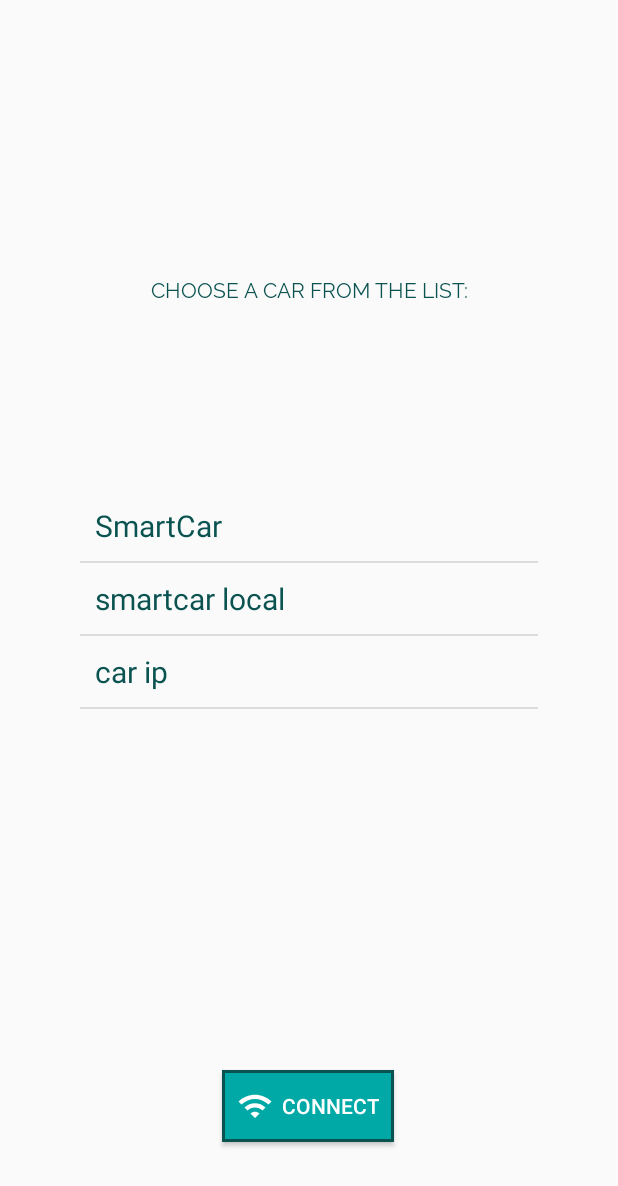
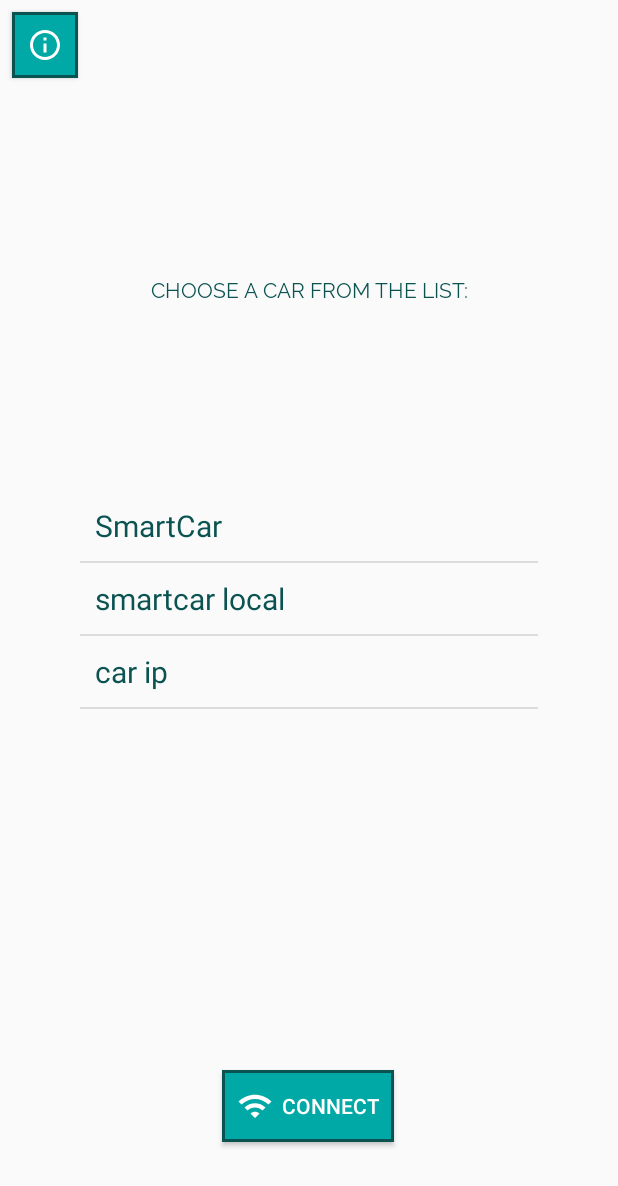
Before and after one commit to DIT112-V20/group-04, an Android app: the screen it shows after launch (CarSelect), on a phone screen of 412 x 824 dp. Shown: the top 1186 px of the screen. Run offline under Robolectric (Android 15) with nearby library versions, the phone set to English and light mode, and no system bars.

Commit message:
Remove and refactor resources
Remove unused string
Rename drawable vector

Contributors:
@SandraSmolerEisenberg
@Enilo

```diff
--- a/app/src/main/res/layout/car_select.xml
+++ b/app/src/main/res/layout/car_select.xml
@@ -29,7 +29,7 @@
         app:layout_constraintStart_toStartOf="parent"
         app:layout_constraintTop_toTopOf="parent"
         app:layout_constraintVertical_bias="0.919"
-        android:drawableLeft="@drawable/ic_wifi_black_24dp"
+        android:drawableLeft="@drawable/ic_wifi_white_24dp"
         style="@style/standardButton"/>
 
     <ListView
@@ -43,4 +43,15 @@
         app:layout_constraintStart_toStartOf="parent"
         app:layout_constraintTop_toTopOf="parent"
         app:layout_constraintVertical_bias="0.635" />
+
+    <Button
+        android:id="@+id/infoButton"
+        style="@style/standardButton"
+        android:layout_width="44dp"
+        android:layout_height="44dp"
+        android:drawableStart="@drawable/ic_info_outline_white_24dp"
+        app:layout_constraintStart_toStartOf="parent"
+        app:layout_constraintTop_toTopOf="parent"
+        android:layout_marginStart="8dp"
+        android:layout_marginTop="8dp"/>
 </androidx.constraintlayout.widget.ConstraintLayout>
--- a/app/src/main/res/values/strings.xml
+++ b/app/src/main/res/values/strings.xml
@@ -4,7 +4,6 @@
     <string name="connect_to_car_text">CONNECT</string>
     <string name="voice_control">Voice Control</string>
     <string name="manual_control">Manual Control</string>
-    <string name="guide_button">Guide</string>
     <string name="guide_text">The SmartCar is able to understand you, try to steer it with your voice!\n\n
         The SmartCar can:\n
         - Move forward\n
```
Also changed, not shown: app/src/main/res/drawable/ic_wifi_white_24dp.xml (renamed from app/src/main/res/drawable/ic_wifi_black_24dp.xml).
